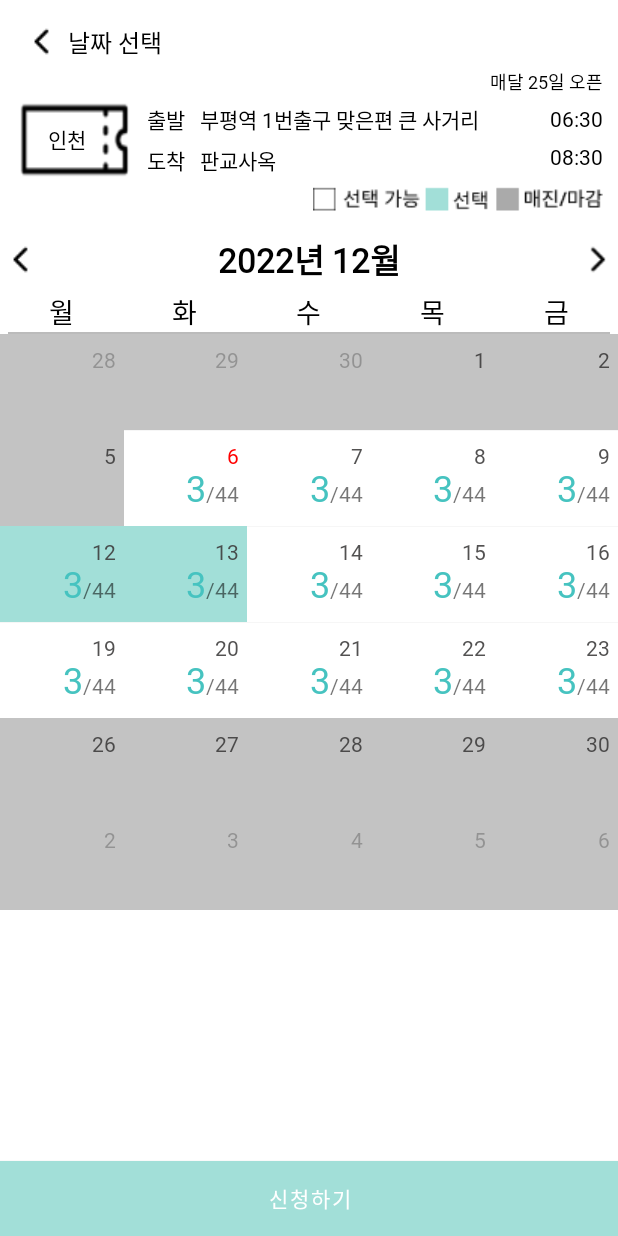
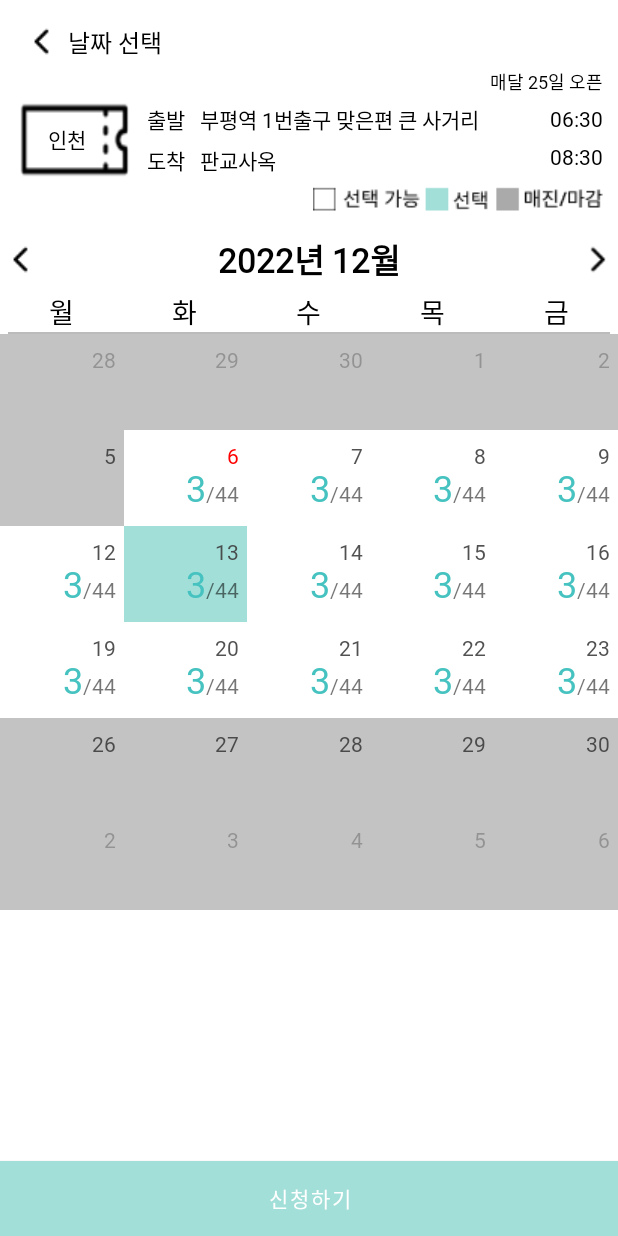
Before and after one commit to HalloKity/DIGICO_Bus, an Android app: the fragment CommuteCalendarChoiceFragment shown on its own in the app's theme, after a tap on "13", on a phone screen of 412 x 824 dp. Run offline under Robolectric (Android 15) with nearby library versions, the phone set to English and light mode, and no system bars; 1 other tap on this screen came first.

Commit message:
[HJ] fix : 통근버스 캘린더 하나만 선택되도록 변경

```diff
--- a/DigicoBus/app/src/main/java/com/kt/digicobus/adapter/DayAdapter.kt
+++ b/DigicoBus/app/src/main/java/com/kt/digicobus/adapter/DayAdapter.kt
@@ -14,8 +14,9 @@ import kotlinx.android.synthetic.main.list_item_day.view.*
 import java.util.*
 
 
-class DayAdapter(context:Context, var binding: FragmentCommuteCalendarChoiceBinding, val tempMonth:Int, val dayList: MutableList<Date>): RecyclerView.Adapter<DayAdapter.DayView>() {
-    val context = context
+class DayAdapter(var context:Context, var binding: FragmentCommuteCalendarChoiceBinding, val tempMonth:Int, val dayList: MutableList<Date>, var dayClickCheckList: MutableList<Boolean>)
+    : RecyclerView.Adapter<DayAdapter.DayView>() {
+
     val ROW = 6
 
     inner class DayView(val layout: View): RecyclerView.ViewHolder(layout)
@@ -42,14 +43,25 @@ class DayAdapter(context:Context, var binding: FragmentCommuteCalendarChoiceBind
         //좌석 클릭시 배경 변환
         holder.layout.item_day_layout.setOnClickListener{
             // 이전에 선택된 좌석말고 다른 곳 클릭 시 이전 곳 배경 다시 흰색으로 변환하고 선택한 곳 색깔 변환
+            dayClickCheckList[position] = true
+            holder.layout.item_day_layout.setBackgroundColor(it.resources.getColor(R.color.mint))
 
+            for(i in 0 until dayClickCheckList.size){
+                if(i != position){
+                    dayClickCheckList[i]= false
+                }
+            }
+            binding.btnChoice.isEnabled = true
 
-            //좌석 있을 경우 배경 민트 변환
-            if(holder.layout.tv_left_seat.text != "0"){
-                holder.layout.item_day_layout.setBackgroundColor(it.resources.getColor(R.color.mint))
-                binding.btnChoice.isEnabled = true
-            }
+            notifyDataSetChanged()
         }
+
+        if(!dayClickCheckList[position]){
+            holder.layout.item_day_layout.setBackgroundColor(context.resources.getColor(R.color.white))
+        }else if(dayClickCheckList[position]){
+            holder.layout.item_day_layout.setBackgroundColor(context.resources.getColor(R.color.mint))
+        }
+
 
         //전월, 다음월 일 경우 날짜 색 회색 처리
         if(tempMonth != dayList[position].month) {
@@ -66,7 +78,7 @@ class DayAdapter(context:Context, var binding: FragmentCommuteCalendarChoiceBind
 
         //이번달 지난날 , 지난 달 날짜
         if((date.date > dayList[position].date && date.month == dayList[position].month) ||
-                    (date.year > dayList[position].year && date.month > dayList[position].month) ){
+            (date.year > dayList[position].year && date.month > dayList[position].month) ){
             holder.layout.item_day_layout.setBackgroundColor(context.resources.getColor(R.color.gray_70))
             holder.layout.item_day_layout.isClickable = false
             holder.layout.tv_left_seat.text = ""
--- a/DigicoBus/app/src/main/java/com/kt/digicobus/adapter/MonthAdapter.kt
+++ b/DigicoBus/app/src/main/java/com/kt/digicobus/adapter/MonthAdapter.kt
@@ -55,31 +55,11 @@ class MonthAdapter(var context: Context,var binding: FragmentCommuteCalendarChoi
             }
         }
 
-//        dayList = mutableListOf()
-//        for(i in 0 until dayListNoSatSun.count()){
-//            //날짜가 전 날보다 큰데 월요일이면 리스트에 넣지 않기\
-//            // 임시로 일단 20일 보다 크면으로 조건 넣어놈, + 마지막 날도 아니면~
-//            println(dayListNoSatSun[i].date)
-//
-//            println("i : $i , daylistnosatsun[i].date : ${dayListNoSatSun[i].date} , i%5 : ${i%5}")
-//            if(i == dayListNoSatSun.count()-1){
-//                dayList.add(dayListNoSatSun.get(i))
-//                break
-//            }
-//            // 금욜 날짜 > 월요일날짜 ,
-//            else if(i >= 10 && dayListNoSatSun[i].date>dayListNoSatSun[i+1].date && i%5 == 4){
-//                println("daylist in ${dayListNoSatSun[i].date}")
-//                dayList.add(dayListNoSatSun.get(i))
-//                break
-//            }else{
-//                dayList.add(dayListNoSatSun.get(i))
-//            }
-//        }
-
+        var dayClickCheckList = MutableList(dayListNoSatSun.size, { i -> false})
 
         val dayListManager = GridLayoutManager(holder.layout.context, 5)
         //주말없는 일수를 어댑터에 적용
-        val dayListAdapter = DayAdapter(context, binding, tempMonth, dayListNoSatSun)
+        val dayListAdapter = DayAdapter(context, binding, tempMonth, dayListNoSatSun,dayClickCheckList)
 
         holder.layout.item_month_day_list.apply {
             layoutManager = dayListManager
@@ -95,6 +75,8 @@ class MonthAdapter(var context: Context,var binding: FragmentCommuteCalendarChoi
         holder.layout.item_right_arrow.setOnClickListener{
 
         }
+
+
     }
 
     override fun getItemCount(): Int {
```
